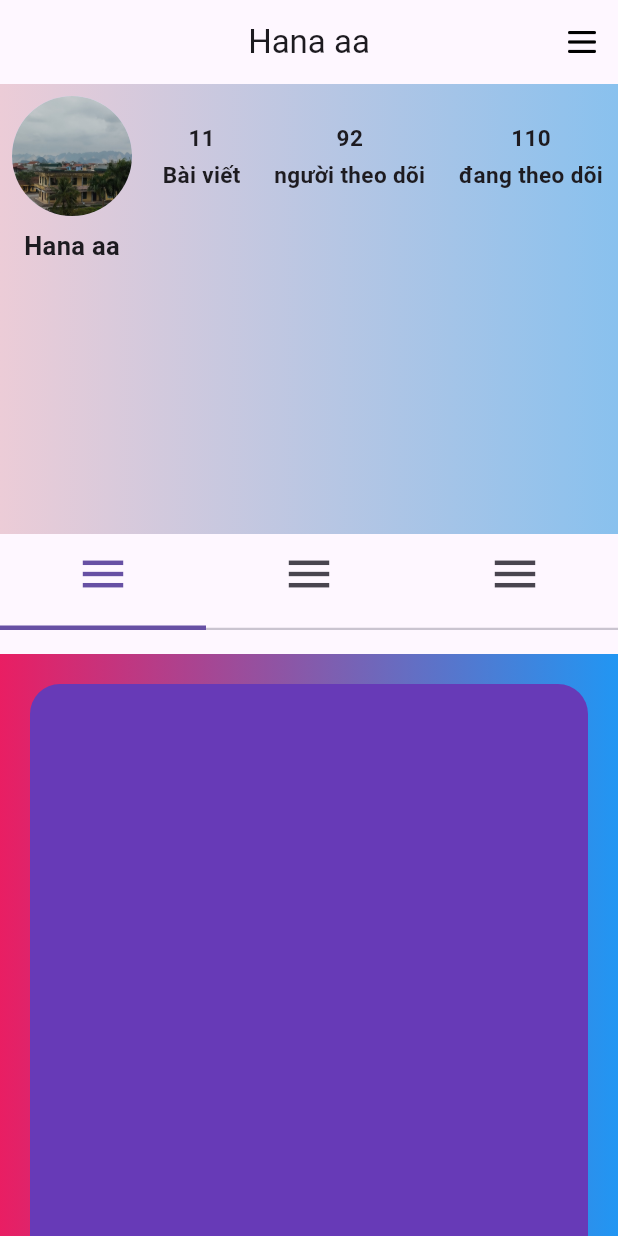
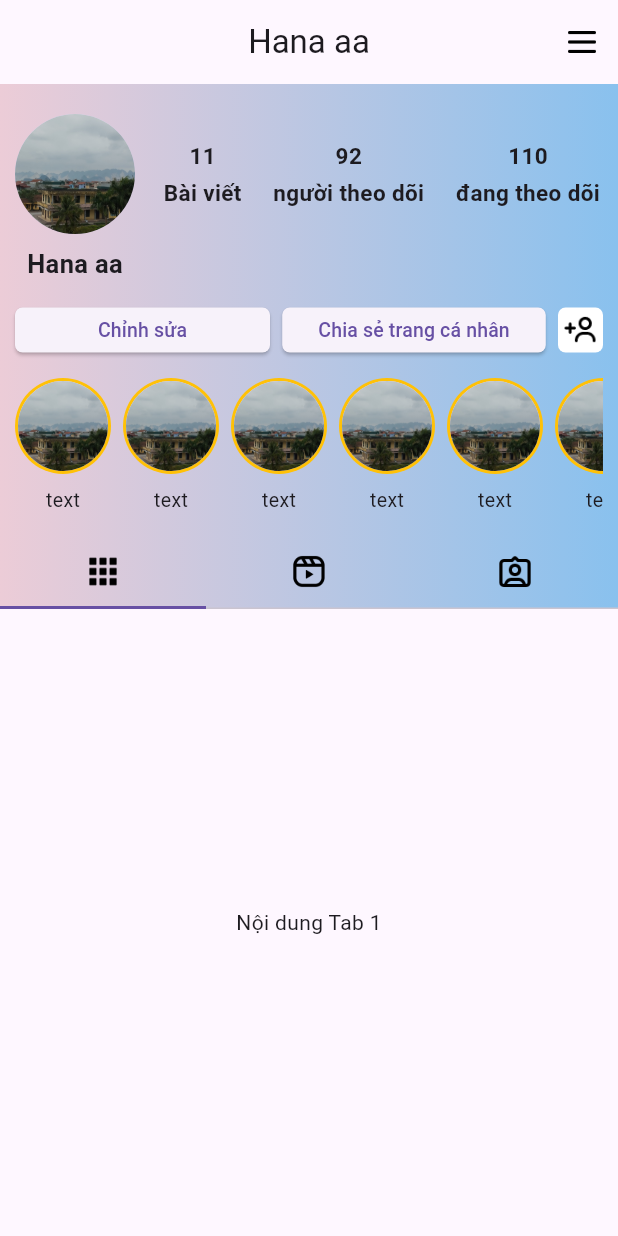
Before and after one commit to danpham04/clone_ui_instagram, a Flutter app: the Infor screen opened directly, on a phone screen of 412 x 824 dp. Run offline on Flutter 3.47's test engine with Material 3 defaults, Android fonts, the light colour scheme and no system bars; our stand-ins replace flutter_mobx, flutter_screenutil, mobx; generated files the repository leaves out were written again.

Commit message:
update ui user

```diff
--- a/lib/global/app_paths.dart
+++ b/lib/global/app_paths.dart
@@ -17,4 +17,8 @@ class AppPaths {
   final String caPiNgu = 'assets/images/anhcapi/capingu.png';
   final String caPiTam = 'assets/images/anhcapi/capitam.png';
   final String giaDinhCaPI = 'assets/images/anhcapi/giadinhcapi.png';
+  final String feed = 'assets/icons/feed_ig.png';
+  final String reels = 'assets/icons/reels_ig.png';
+  final String friendFeed = 'assets/icons/friend_ig.png';
+  final String addIg = 'assets/icons/add_ig.png';
 }
--- a/lib/screens/home_screens/infor/infor.dart
+++ b/lib/screens/home_screens/infor/infor.dart
@@ -1,14 +1,18 @@
 import 'package:flutter/material.dart';
 import 'package:instagram_ui_ux/global/app_paths.dart';
+import 'package:instagram_ui_ux/screens/home_screens/infor/widgets/widget_tab/feed_friend_user.dart';
+import 'package:instagram_ui_ux/screens/home_screens/infor/widgets/widget_tab/feed_user.dart';
 import 'package:instagram_ui_ux/screens/home_screens/infor/widgets/infor_user.dart';
-import 'package:instagram_ui_ux/screens/home_screens/infor/widgets/tab_infor.dart';
+import 'package:instagram_ui_ux/screens/home_screens/infor/widgets/widget_tab/reels_user.dart';
 
 class Infor extends StatelessWidget {
   const Infor({super.key});
 
   @override
   Widget build(BuildContext context) {
-    return Scaffold(
+    return DefaultTabController(
+      length: 3,
+      child: Scaffold(
         appBar: AppBar(
           title: const Text("Hana aa"),
           actions: [
@@ -22,57 +26,19 @@ class Infor extends StatelessWidget {
           centerTitle: true,
           automaticallyImplyLeading: false,
         ),
-      body: Container(
-        decoration: const BoxDecoration(
-          gradient: LinearGradient(colors: [Colors.pink, Colors.blue]),
+        body: NestedScrollView(
+          headerSliverBuilder: (BuildContext context, bool innerBoxIsScrolled) {
+            return [
+              const InforUser(),
+            ];
+          },
+          body: const TabBarView(
+            children: [
+              FeedUser(), // Nội dung cho Tab 1
+              ReelsUser(), // Nội dung cho Tab 2
+              FeedFriendUser(), // Nội dung cho Tab 3
+            ],
           ),
-        child: CustomScrollView(
-          slivers: [
-            const InforUser(),
-            const TabInfor(),
-            SliverToBoxAdapter(
-              child: Padding(
-                padding: const EdgeInsets.all(20),
-                child: ClipRRect(
-                  borderRadius: const BorderRadius.all(
-                    Radius.circular(20),
-                  ),
-                  child: Container(
-                    color: Colors.deepPurple,
-                    height: 400,
-                  ),
-                ),
-              ),
-            ),
-            SliverToBoxAdapter(
-              child: Padding(
-                padding: const EdgeInsets.all(20),
-                child: ClipRRect(
-                  borderRadius: const BorderRadius.all(
-                    Radius.circular(20),
-                  ),
-                  child: Container(
-                    color: Colors.deepPurple,
-                    height: 400,
-                  ),
-                ),
-              ),
-            ),
-            SliverToBoxAdapter(
-              child: Padding(
-                padding: const EdgeInsets.all(20),
-                child: ClipRRect(
-                  borderRadius: const BorderRadius.all(
-                    Radius.circular(20),
-                  ),
-                  child: Container(
-                    color: Colors.deepPurple,
-                    height: 400,
-                  ),
-                ),
-              ),
-            ),
-          ],
         ),
       ),
     );
--- /dev/null
+++ b/lib/screens/home_screens/infor/widgets/story_user.dart
@@ -0,0 +1,45 @@
+import 'package:flutter/material.dart';
+import 'package:instagram_ui_ux/global/app_paths.dart';
+import 'package:instagram_ui_ux/widgets/text_app.dart';
+
+class StoryUser extends StatelessWidget {
+  const StoryUser({super.key});
+
+  @override
+  Widget build(BuildContext context) {
+    return SingleChildScrollView(
+      scrollDirection: Axis.horizontal,
+      child: Row(
+        children: [
+          Row(
+            children: List.generate(6, (index) {
+              return Padding(
+                padding: const EdgeInsets.only(right: 8.0, top: 8),
+                child: Column(
+                  children: [
+                    CircleAvatar(
+                      backgroundColor: Colors.amber,
+                      radius: 32,
+                      child: CircleAvatar(
+                        backgroundImage: AssetImage(AppPaths().hanam),
+                        radius: 30,
+                      ),
+                    ),
+                    const SizedBox(
+                      height: 8,
+                    ),
+                    const TextApp(
+                      text: 'text',
+                      value: 0,
+                      size: 13,
+                    )
+                  ],
+                ),
+              );
+            }),
+          )
+        ],
+      ),
+    );
+  }
+}
--- /dev/null
+++ b/lib/screens/home_screens/infor/widgets/widget_tab/feed_user.dart
@@ -0,0 +1,12 @@
+import 'package:flutter/material.dart';
+
+class FeedUser extends StatelessWidget {
+  const FeedUser({super.key});
+
+  @override
+  Widget build(BuildContext context) {
+    return const Center(
+      child: Text('Nội dung Tab 1'),
+    );
+  }
+}
```
Also changed, not shown: lib/screens/home_screens/infor/widgets/infor_user.dart (+69 -3 lines), lib/screens/home_screens/infor/widgets/tab_infor.dart (deleted, +0 -33 lines), lib/screens/home_screens/infor/widgets/widget_tab/feed_friend_user.dart (added, +10 -0 lines), lib/screens/home_screens/infor/widgets/widget_tab/reels_user.dart (added, +12 -0 lines), assets/icons/add_ig.png (added), assets/icons/feed_ig.png (added), assets/icons/friend_ig.png (added), assets/icons/reels_ig.png (added). Lines whose indentation alone changed are shown as unchanged.
